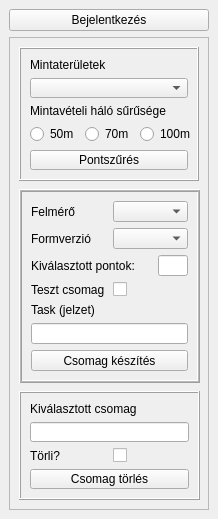
Before: the Qt Designer form csomagkezeles_dockwidget_base.ui in pzsolt/csomagkezeles, drawn with Qt 5.
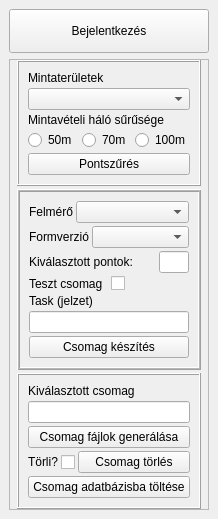
After: the same form once the commit is applied.

Commit message: Csomagkezelés QGIS plugin felhasználó interfésze

Diff of the .ui file:
```diff
--- a/csomagkezeles_dockwidget_base.ui
+++ b/csomagkezeles_dockwidget_base.ui
@@ -18,7 +18,7 @@
     <item>
      <widget class="QPushButton" name="pushBejelentkezes">
       <property name="sizePolicy">
-       <sizepolicy hsizetype="Minimum" vsizetype="Fixed">
+       <sizepolicy hsizetype="Minimum" vsizetype="MinimumExpanding">
         <horstretch>150</horstretch>
         <verstretch>0</verstretch>
        </sizepolicy>
@@ -29,6 +29,12 @@
         <height>0</height>
        </size>
       </property>
+      <property name="maximumSize">
+       <size>
+        <width>16777215</width>
+        <height>70</height>
+       </size>
+      </property>
       <property name="baseSize">
        <size>
         <width>150</width>
@@ -55,8 +61,29 @@
        <enum>QFrame::Raised</enum>
       </property>
       <layout class="QVBoxLayout" name="verticalLayout_4">
+       <property name="spacing">
+        <number>3</number>
+       </property>
+       <property name="leftMargin">
+        <number>7</number>
+       </property>
+       <property name="topMargin">
+        <number>0</number>
+       </property>
+       <property name="rightMargin">
+        <number>7</number>
+       </property>
+       <property name="bottomMargin">
+        <number>0</number>
+       </property>
        <item>
         <widget class="QFrame" name="frameSzures">
+         <property name="sizePolicy">
+          <sizepolicy hsizetype="Preferred" vsizetype="Expanding">
+           <horstretch>0</horstretch>
+           <verstretch>0</verstretch>
+          </sizepolicy>
+         </property>
          <property name="minimumSize">
           <size>
            <width>180</width>
@@ -70,18 +97,40 @@
           <enum>QFrame::Raised</enum>
          </property>
          <layout class="QVBoxLayout" name="verticalLayout">
+          <property name="spacing">
+           <number>3</number>
+          </property>
           <item>
            <widget class="QLabel" name="label">
+            <property name="sizePolicy">
+             <sizepolicy hsizetype="Preferred" vsizetype="Expanding">
+              <horstretch>0</horstretch>
+              <verstretch>0</verstretch>
+             </sizepolicy>
+            </property>
             <property name="text">
              <string>Mintaterületek</string>
             </property>
            </widget>
           </item>
           <item>
-           <widget class="QComboBox" name="comboMintater"/>
+           <widget class="QComboBox" name="comboMintater">
+            <property name="sizePolicy">
+             <sizepolicy hsizetype="Preferred" vsizetype="Expanding">
+              <horstretch>0</horstretch>
+              <verstretch>0</verstretch>
+             </sizepolicy>
+            </property>
+           </widget>
           </item>
           <item>
            <widget class="QLabel" name="label_2">
+            <property name="sizePolicy">
+             <sizepolicy hsizetype="Preferred" vsizetype="Expanding">
+              <horstretch>0</horstretch>
+              <verstretch>0</verstretch>
+             </sizepolicy>
+            </property>
             <property name="text">
              <string>Mintavételi háló sűrűsége</string>
             </property>
@@ -91,6 +140,12 @@
            <layout class="QHBoxLayout" name="horizontalLayout">
             <item>
              <widget class="QRadioButton" name="radio50">
+              <property name="sizePolicy">
+               <sizepolicy hsizetype="Minimum" vsizetype="Expanding">
+                <horstretch>0</horstretch>
+                <verstretch>0</verstretch>
+               </sizepolicy>
+              </property>
               <property name="minimumSize">
                <size>
                 <width>50</width>
@@ -110,6 +165,12 @@
             </item>
             <item>
              <widget class="QRadioButton" name="radio70">
+              <property name="sizePolicy">
+               <sizepolicy hsizetype="Minimum" vsizetype="Expanding">
+                <horstretch>0</horstretch>
+                <verstretch>0</verstretch>
+               </sizepolicy>
+              </property>
               <property name="minimumSize">
                <size>
                 <width>50</width>
@@ -129,6 +190,12 @@
             </item>
             <item>
              <widget class="QRadioButton" name="radio100">
+              <property name="sizePolicy">
+               <sizepolicy hsizetype="Minimum" vsizetype="Expanding">
+                <horstretch>0</horstretch>
+                <verstretch>0</verstretch>
+               </sizepolicy>
+              </property>
               <property name="minimumSize">
                <size>
                 <width>50</width>
@@ -150,6 +217,12 @@
           </item>
           <item>
            <widget class="QPushButton" name="pushPontszures">
+            <property name="sizePolicy">
+             <sizepolicy hsizetype="Minimum" vsizetype="Expanding">
+              <horstretch>0</horstretch>
+              <verstretch>0</verstretch>
+             </sizepolicy>
+            </property>
             <property name="text">
              <string>Pontszűrés</string>
             </property>
@@ -158,24 +231,14 @@
          </layout>
         </widget>
        </item>
-       <item>
-        <spacer name="verticalSpacer">
-         <property name="orientation">
-          <enum>Qt::Vertical</enum>
-         </property>
-         <property name="sizeType">
-          <enum>QSizePolicy::MinimumExpanding</enum>
-         </property>
-         <property name="sizeHint" stdset="0">
-          <size>
-           <width>20</width>
-           <height>2</height>
-          </size>
-         </property>
-        </spacer>
-       </item>
        <item>
         <widget class="QFrame" name="frameCreate">
+         <property name="sizePolicy">
+          <sizepolicy hsizetype="Preferred" vsizetype="Expanding">
+           <horstretch>0</horstretch>
+           <verstretch>0</verstretch>
+          </sizepolicy>
+         </property>
          <property name="minimumSize">
           <size>
            <width>181</width>
@@ -195,6 +258,9 @@
           <number>1</number>
          </property>
          <layout class="QVBoxLayout" name="verticalLayout_2">
+          <property name="spacing">
+           <number>3</number>
+          </property>
           <item>
            <layout class="QHBoxLayout" name="horizontalLayout_2">
             <item>
@@ -205,7 +271,14 @@
              </widget>
             </item>
             <item>
-             <widget class="QComboBox" name="comboFelmero"/>
+             <widget class="QComboBox" name="comboFelmero">
+              <property name="sizePolicy">
+               <sizepolicy hsizetype="Expanding" vsizetype="Expanding">
+                <horstretch>0</horstretch>
+                <verstretch>0</verstretch>
+               </sizepolicy>
+              </property>
+             </widget>
             </item>
            </layout>
           </item>
@@ -219,7 +292,14 @@
              </widget>
             </item>
             <item>
-             <widget class="QComboBox" name="comboFormverzio"/>
+             <widget class="QComboBox" name="comboFormverzio">
+              <property name="sizePolicy">
+               <sizepolicy hsizetype="Expanding" vsizetype="Expanding">
+                <horstretch>0</horstretch>
+                <verstretch>0</verstretch>
+               </sizepolicy>
+              </property>
+             </widget>
             </item>
            </layout>
           </item>
@@ -227,6 +307,12 @@
            <layout class="QHBoxLayout" name="horizontalLayout_4">
             <item>
              <widget class="QLabel" name="label_5">
+              <property name="sizePolicy">
+               <sizepolicy hsizetype="Minimum" vsizetype="Preferred">
+                <horstretch>0</horstretch>
+                <verstretch>0</verstretch>
+               </sizepolicy>
+              </property>
               <property name="text">
                <string>Kiválasztott pontok:</string>
               </property>
@@ -234,6 +320,12 @@
             </item>
             <item>
              <widget class="QLineEdit" name="linePontok">
+              <property name="sizePolicy">
+               <sizepolicy hsizetype="Expanding" vsizetype="Expanding">
+                <horstretch>0</horstretch>
+                <verstretch>0</verstretch>
+               </sizepolicy>
+              </property>
               <property name="maximumSize">
                <size>
                 <width>30</width>
@@ -248,6 +340,12 @@
            <layout class="QHBoxLayout" name="horizontalLayout_5">
             <item>
              <widget class="QLabel" name="label_6">
+              <property name="sizePolicy">
+               <sizepolicy hsizetype="Preferred" vsizetype="Expanding">
+                <horstretch>0</horstretch>
+                <verstretch>0</verstretch>
+               </sizepolicy>
+              </property>
               <property name="text">
                <string>Teszt csomag</string>
               </property>
@@ -255,6 +353,12 @@
             </item>
             <item>
              <widget class="QCheckBox" name="checkTeszt">
+              <property name="sizePolicy">
+               <sizepolicy hsizetype="Minimum" vsizetype="Expanding">
+                <horstretch>0</horstretch>
+                <verstretch>0</verstretch>
+               </sizepolicy>
+              </property>
               <property name="text">
                <string/>
               </property>
@@ -264,16 +368,35 @@
           </item>
           <item>
            <widget class="QLabel" name="label_7">
+            <property name="sizePolicy">
+             <sizepolicy hsizetype="Preferred" vsizetype="Expanding">
+              <horstretch>0</horstretch>
+              <verstretch>0</verstretch>
+             </sizepolicy>
+            </property>
             <property name="text">
              <string>Task (jelzet)</string>
             </property>
            </widget>
           </item>
           <item>
-           <widget class="QLineEdit" name="lineTask"/>
+           <widget class="QLineEdit" name="lineTask">
+            <property name="sizePolicy">
+             <sizepolicy hsizetype="Expanding" vsizetype="Expanding">
+              <horstretch>0</horstretch>
+              <verstretch>0</verstretch>
+             </sizepolicy>
+            </property>
+           </widget>
           </item>
           <item>
            <widget class="QPushButton" name="pushCsomagkeszites">
+            <property name="sizePolicy">
+             <sizepolicy hsizetype="Minimum" vsizetype="Expanding">
+              <horstretch>0</horstretch>
+              <verstretch>0</verstretch>
+             </sizepolicy>
+            </property>
             <property name="text">
              <string>Csomag készítés</string>
             </property>
@@ -282,28 +405,18 @@
          </layout>
         </widget>
        </item>
-       <item>
-        <spacer name="verticalSpacer_2">
-         <property name="orientation">
-          <enum>Qt::Vertical</enum>
-         </property>
-         <property name="sizeType">
-          <enum>QSizePolicy::MinimumExpanding</enum>
-         </property>
-         <property name="sizeHint" stdset="0">
-          <size>
-           <width>20</width>
-           <height>2</height>
-          </size>
-         </property>
-        </spacer>
-       </item>
        <item>
         <widget class="QFrame" name="frameDelete">
+         <property name="sizePolicy">
+          <sizepolicy hsizetype="Expanding" vsizetype="Expanding">
+           <horstretch>0</horstretch>
+           <verstretch>0</verstretch>
+          </sizepolicy>
+         </property>
          <property name="minimumSize">
           <size>
            <width>181</width>
-           <height>100</height>
+           <height>120</height>
           </size>
          </property>
          <property name="frameShape">
@@ -313,20 +426,55 @@
           <enum>QFrame::Raised</enum>
          </property>
          <layout class="QVBoxLayout" name="verticalLayout_3">
+          <property name="spacing">
+           <number>3</number>
+          </property>
           <item>
            <widget class="QLabel" name="label_8">
+            <property name="sizePolicy">
+             <sizepolicy hsizetype="Expanding" vsizetype="Expanding">
+              <horstretch>0</horstretch>
+              <verstretch>0</verstretch>
+             </sizepolicy>
+            </property>
             <property name="text">
              <string>Kiválasztott csomag</string>
             </property>
            </widget>
           </item>
           <item>
-           <widget class="QLineEdit" name="lineSelCsomag"/>
+           <widget class="QLineEdit" name="lineSelCsomag">
+            <property name="sizePolicy">
+             <sizepolicy hsizetype="Expanding" vsizetype="Expanding">
+              <horstretch>0</horstretch>
+              <verstretch>0</verstretch>
+             </sizepolicy>
+            </property>
+           </widget>
+          </item>
+          <item>
+           <widget class="QPushButton" name="pushFileGeneralas">
+            <property name="sizePolicy">
+             <sizepolicy hsizetype="Minimum" vsizetype="Expanding">
+              <horstretch>0</horstretch>
+              <verstretch>0</verstretch>
+             </sizepolicy>
+            </property>
+            <property name="text">
+             <string>Csomag fájlok generálása</string>
+            </property>
+           </widget>
           </item>
           <item>
            <layout class="QHBoxLayout" name="horizontalLayout_6">
             <item>
              <widget class="QLabel" name="label_9">
+              <property name="sizePolicy">
+               <sizepolicy hsizetype="Minimum" vsizetype="Expanding">
+                <horstretch>0</horstretch>
+                <verstretch>0</verstretch>
+               </sizepolicy>
+              </property>
               <property name="text">
                <string>Törli?</string>
               </property>
@@ -334,17 +482,42 @@
             </item>
             <item>
              <widget class="QCheckBox" name="checkTorles">
+              <property name="sizePolicy">
+               <sizepolicy hsizetype="Minimum" vsizetype="Expanding">
+                <horstretch>0</horstretch>
+                <verstretch>0</verstretch>
+               </sizepolicy>
+              </property>
               <property name="text">
                <string/>
               </property>
              </widget>
             </item>
+            <item>
+             <widget class="QPushButton" name="pushCsomagtorles">
+              <property name="sizePolicy">
+               <sizepolicy hsizetype="Expanding" vsizetype="Expanding">
+                <horstretch>0</horstretch>
+                <verstretch>0</verstretch>
+               </sizepolicy>
+              </property>
+              <property name="text">
+               <string>Csomag törlés</string>
+              </property>
+             </widget>
+            </item>
            </layout>
           </item>
           <item>
-           <widget class="QPushButton" name="pushCsomagtorles">
+           <widget class="QPushButton" name="pushDataImport">
+            <property name="sizePolicy">
+             <sizepolicy hsizetype="Minimum" vsizetype="Expanding">
+              <horstretch>0</horstretch>
+              <verstretch>0</verstretch>
+             </sizepolicy>
+            </property>
             <property name="text">
-             <string>Csomag törlés</string>
+             <string>Csomag adatbázisba töltése</string>
             </property>
            </widget>
           </item>
```
